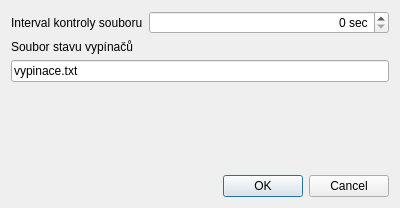
Old version of the form clients/bfsview/src/settingsdialog.ui in the repository silicon-heaven/shvapp.
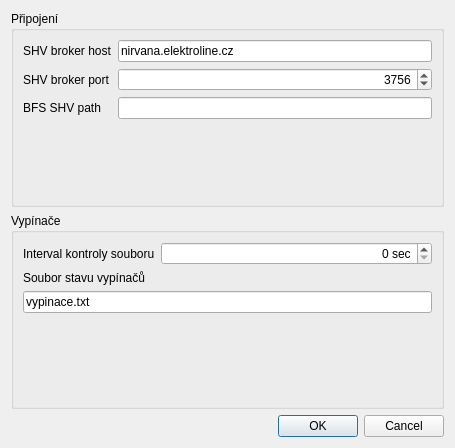
New version of the form.

The edit to the form file:
```diff
--- a/clients/bfsview/src/settingsdialog.ui
+++ b/clients/bfsview/src/settingsdialog.ui
@@ -6,8 +6,8 @@
    <rect>
     <x>0</x>
     <y>0</y>
-    <width>400</width>
-    <height>208</height>
+    <width>455</width>
+    <height>448</height>
    </rect>
   </property>
   <property name="windowTitle">
@@ -15,6 +15,63 @@
   </property>
   <layout class="QVBoxLayout" name="verticalLayout">
    <item>
+    <widget class="QGroupBox" name="groupBox">
+     <property name="title">
+      <string>Připojení</string>
+     </property>
+     <layout class="QFormLayout" name="formLayout_2">
+      <item row="0" column="0">
+       <widget class="QLabel" name="label_3">
+        <property name="text">
+         <string>SHV broker host</string>
+        </property>
+       </widget>
+      </item>
+      <item row="0" column="1">
+       <widget class="QLineEdit" name="shvBrokerHost">
+        <property name="text">
+         <string>nirvana.elektroline.cz</string>
+        </property>
+       </widget>
+      </item>
+      <item row="1" column="0">
+       <widget class="QLabel" name="label_4">
+        <property name="text">
+         <string>SHV broker port</string>
+        </property>
+       </widget>
+      </item>
+      <item row="1" column="1">
+       <widget class="QSpinBox" name="shvBrokerPort">
+        <property name="alignment">
+         <set>Qt::AlignRight|Qt::AlignTrailing|Qt::AlignVCenter</set>
+        </property>
+        <property name="maximum">
+         <number>65535</number>
+        </property>
+        <property name="value">
+         <number>3756</number>
+        </property>
+       </widget>
+      </item>
+      <item row="2" column="0">
+       <widget class="QLabel" name="label_5">
+        <property name="text">
+         <string>BFS SHV path</string>
+        </property>
+       </widget>
+      </item>
+      <item row="2" column="1">
+       <widget class="QLineEdit" name="bfsShvPath"/>
+      </item>
+     </layout>
+    </widget>
+   </item>
+   <item>
+    <widget class="QGroupBox" name="groupBox_2">
+     <property name="title">
+      <string>Vypínače</string>
+     </property>
     <layout class="QFormLayout" name="formLayout">
      <item row="0" column="0">
       <widget class="QLabel" name="label_2">
@@ -51,6 +108,7 @@
       </widget>
      </item>
     </layout>
+    </widget>
    </item>
    <item>
     <widget class="QDialogButtonBox" name="buttonBox">
```
Left out of the diff: 4 changed lines with no effect on the pictures. Lines whose indentation alone changed are shown as unchanged.
